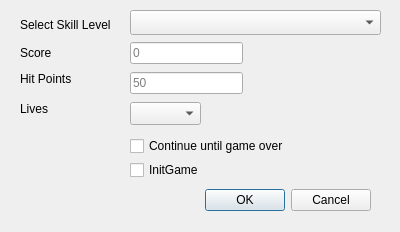
The window that src/lgck-builder/DlgTestLevel.ui (cfrankb/lgck-src) describes before a commit, drawn with Qt 5.
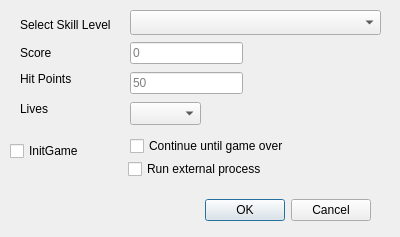
The same window after the commit. Icons and pictures are not drawn.

```diff
--- a/src/lgck-builder/DlgTestLevel.ui
+++ b/src/lgck-builder/DlgTestLevel.ui
@@ -7,7 +7,7 @@
     <x>0</x>
     <y>0</y>
     <width>400</width>
-    <height>232</height>
+    <height>237</height>
    </rect>
   </property>
   <property name="minimumSize">
@@ -33,7 +33,7 @@
    <property name="geometry">
     <rect>
      <x>150</x>
-     <y>180</y>
+     <y>190</y>
      <width>221</width>
      <height>41</height>
     </rect>
@@ -152,8 +152,8 @@
   <widget class="QCheckBox" name="cInitGame">
    <property name="geometry">
     <rect>
-     <x>130</x>
-     <y>159</y>
+     <x>10</x>
+     <y>140</y>
      <width>93</width>
      <height>22</height>
     </rect>
@@ -175,6 +175,19 @@
     <string>Continue until game over</string>
    </property>
   </widget>
+  <widget class="QCheckBox" name="cExternal">
+   <property name="geometry">
+    <rect>
+     <x>128</x>
+     <y>158</y>
+     <width>181</width>
+     <height>22</height>
+    </rect>
+   </property>
+   <property name="text">
+    <string>Run external process</string>
+   </property>
+  </widget>
  </widget>
  <resources>
   <include location="lgck-builder.qrc"/>
```
